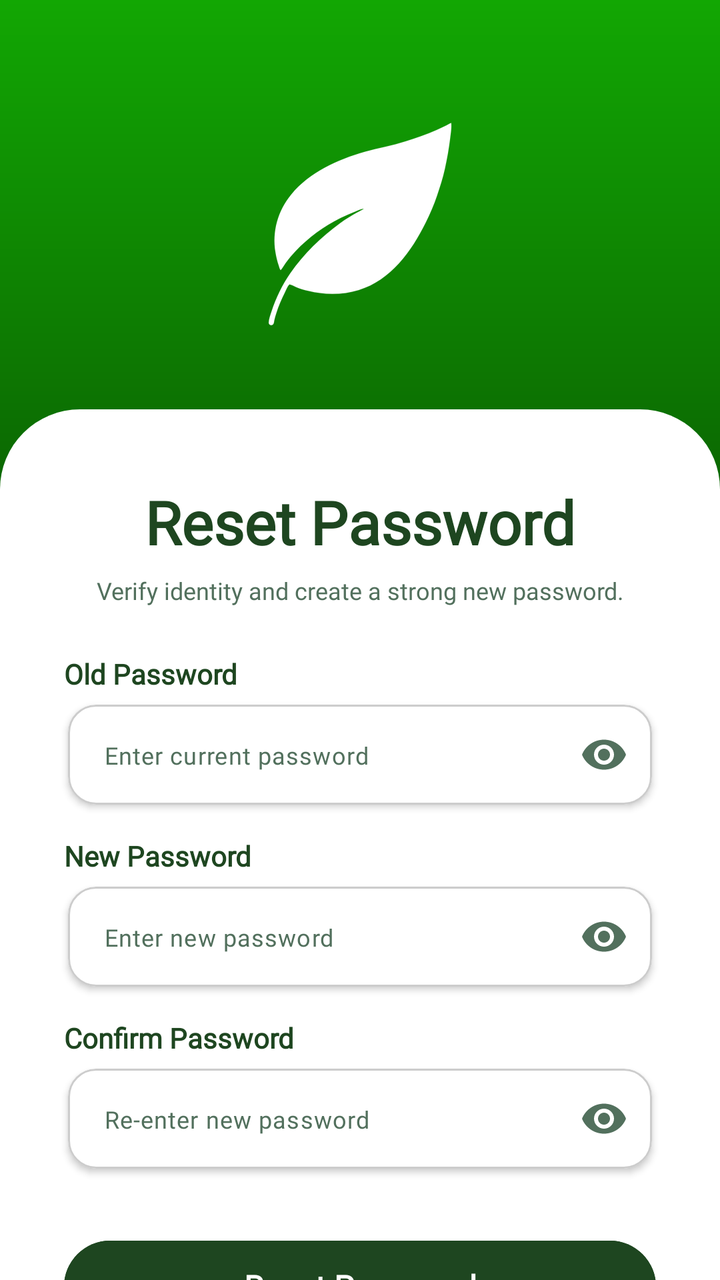
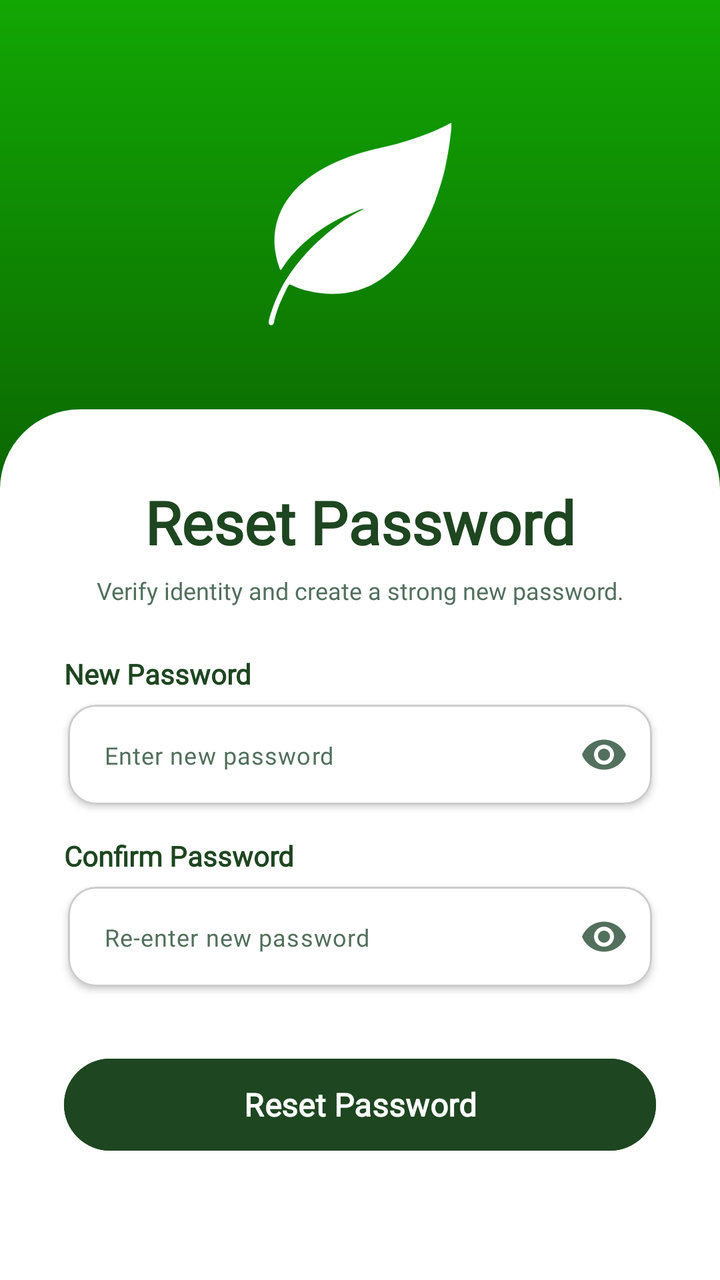

Two renders of the same Android screen: before a commit and after it. Below are the layout's source before the change and the commit's diff.
<!-- AndroidManifest.xml: application theme Theme.SmartGrow -->
<!-- res/layout/activity_reset_password.xml -->
<?xml version="1.0" encoding="utf-8"?>
<androidx.constraintlayout.widget.ConstraintLayout
    xmlns:android="http://schemas.android.com/apk/res/android"
    xmlns:app="http://schemas.android.com/apk/res-auto"
    android:layout_width="match_parent"
    android:layout_height="match_parent"
    android:background="@drawable/gradient_splash_bg"
    android:clipChildren="false"
    android:clipToPadding="false">

    
    <FrameLayout
        android:id="@+id/layout_top_logo"
        android:layout_width="match_parent"
        android:layout_height="0dp"
        app:layout_constraintHeight_percent="0.35"
        app:layout_constraintTop_toTopOf="parent"
        app:layout_constraintStart_toStartOf="parent"
        app:layout_constraintEnd_toEndOf="parent">

        <ImageView
            android:id="@+id/img_reset_logo"
            android:layout_width="120dp"
            android:layout_height="120dp"
            android:layout_gravity="center"
            android:src="@drawable/smartgrow_logo"
            app:tint="@color/white"
            android:contentDescription="SmartGrow Logo" />

    </FrameLayout>

    
    <androidx.core.widget.NestedScrollView
        android:layout_width="match_parent"
        android:layout_height="0dp"
        android:background="@drawable/white_card_top_rounded"
        android:fillViewport="true"
        android:scrollbars="none"
        android:clipChildren="false"
        android:clipToPadding="false"
        app:layout_constraintHeight_percent="0.68"
        app:layout_constraintBottom_toBottomOf="parent"
        app:layout_constraintStart_toStartOf="parent"
        app:layout_constraintEnd_toEndOf="parent">

        <androidx.constraintlayout.widget.ConstraintLayout
            android:layout_width="match_parent"
            android:layout_height="wrap_content"
            android:paddingHorizontal="32dp"
            android:paddingTop="36dp"
            android:paddingBottom="24dp"
            android:clipChildren="false"
            android:clipToPadding="false">

            
            <TextView
                android:id="@+id/tv_reset_title"
                android:layout_width="wrap_content"
                android:layout_height="wrap_content"
                android:text="Reset Password"
                android:textSize="30sp"
                android:fontFamily="@font/inter_extrabold"
                android:textStyle="bold"
                android:textColor="@color/primary_green"
                app:layout_constraintTop_toTopOf="parent"
                app:layout_constraintStart_toStartOf="parent"
                app:layout_constraintEnd_toEndOf="parent" />

            
            <TextView
                android:id="@+id/tv_reset_subtitle"
                android:layout_width="match_parent"
                android:layout_height="wrap_content"
                android:text="Verify identity and create a strong new password."
                android:textSize="12sp"
                android:fontFamily="@font/inter_medium"
                android:textColor="@color/text_secondary"
                android:gravity="center"
                android:layout_marginTop="6dp"
                app:layout_constraintTop_toBottomOf="@id/tv_reset_title"
                app:layout_constraintStart_toStartOf="parent"
                app:layout_constraintEnd_toEndOf="parent" />

            
            <LinearLayout
                android:id="@+id/layout_form_reset"
                android:layout_width="match_parent"
                android:layout_height="wrap_content"
                android:orientation="vertical"
                android:layout_marginTop="24dp"
                android:clipChildren="false"
                android:clipToPadding="false"
                app:layout_constraintTop_toBottomOf="@id/tv_reset_subtitle"
                app:layout_constraintStart_toStartOf="parent"
                app:layout_constraintEnd_toEndOf="parent">

                
                <TextView
                    android:layout_width="wrap_content"
                    android:layout_height="wrap_content"
                    android:text="Old Password"
                    android:textColor="@color/primary_green"
                    android:textSize="14sp"
                    android:textStyle="bold"
                    android:fontFamily="@font/inter_extrabold"
                    android:layout_marginBottom="6dp" />

                
                <com.google.android.material.card.MaterialCardView
                    android:layout_width="match_parent"
                    android:layout_height="50dp"
                    android:layout_marginHorizontal="2dp"
                    android:layout_marginBottom="16dp"
                    app:cardElevation="2dp"
                    app:cardCornerRadius="14dp"
                    app:cardBackgroundColor="@color/card_background"
                    app:strokeWidth="1dp"
                    app:strokeColor="@color/divider">

                    <com.google.android.material.textfield.TextInputLayout
                        android:layout_width="match_parent"
                        android:layout_height="match_parent"
                        app:hintEnabled="false"
                        app:passwordToggleEnabled="true"
                        app:passwordToggleTint="@color/text_secondary"
                        app:boxBackgroundMode="none">

                        <com.google.android.material.textfield.TextInputEditText
                            android:id="@+id/et_old_password"
                            android:layout_width="match_parent"
                            android:layout_height="match_parent"
                            android:background="@null"
                            android:hint="Enter current password"
                            android:textColorHint="@color/text_secondary"
                            android:inputType="textPassword"
                            android:paddingHorizontal="18dp"
                            android:textSize="12sp"
                            android:textColor="@color/text_primary"
                            android:fontFamily="@font/inter_medium"
                            android:singleLine="true" />

                    </com.google.android.material.textfield.TextInputLayout>

                </com.google.android.material.card.MaterialCardView>


                
                <TextView
                    android:layout_width="wrap_content"
                    android:layout_height="wrap_content"
                    android:text="New Password"
                    android:textColor="@color/primary_green"
                    android:textSize="14sp"
                    android:textStyle="bold"
                    android:fontFamily="@font/inter_extrabold"
                    android:layout_marginBottom="6dp" />

                
                <com.google.android.material.card.MaterialCardView
                    android:layout_width="match_parent"
                    android:layout_height="50dp"
                    android:layout_marginHorizontal="2dp"
                    android:layout_marginBottom="16dp"
                    app:cardElevation="2dp"
                    app:cardCornerRadius="14dp"
                    app:cardBackgroundColor="@color/card_background"
                    app:strokeWidth="1dp"
                    app:strokeColor="@color/divider">

                    <com.google.android.material.textfield.TextInputLayout
                        android:layout_width="match_parent"
                        android:layout_height="match_parent"
                        app:hintEnabled="false"
                        app:passwordToggleEnabled="true"
                        app:passwordToggleTint="@color/text_secondary"
                        app:boxBackgroundMode="none">

                        <com.google.android.material.textfield.TextInputEditText
                            android:id="@+id/et_new_password"
                            android:layout_width="match_parent"
                            android:layout_height="match_parent"
                            android:background="@null"
                            android:hint="Enter new password"
                            android:textColorHint="@color/text_secondary"
                            android:inputType="textPassword"
                            android:paddingHorizontal="18dp"
                            android:textSize="12sp"
                            android:textColor="@color/text_primary"
                            android:fontFamily="@font/inter_medium"
                            android:singleLine="true" />

                    </com.google.android.material.textfield.TextInputLayout>

                </com.google.android.material.card.MaterialCardView>


                
                <TextView
                    android:layout_width="wrap_content"
                    android:layout_height="wrap_content"
                    android:text="Confirm Password"
                    android:textColor="@color/primary_green"
                    android:textSize="14sp"
                    android:textStyle="bold"
                    android:fontFamily="@font/inter_extrabold"
                    android:layout_marginBottom="6dp" />

                
                <com.google.android.material.card.MaterialCardView
                    android:layout_width="match_parent"
                    android:layout_height="50dp"
                    android:layout_marginHorizontal="2dp"
                    android:layout_marginBottom="8dp"
                    app:cardElevation="2dp"
                    app:cardCornerRadius="14dp"
                    app:cardBackgroundColor="@color/card_background"
                    app:strokeWidth="1dp"
                    app:strokeColor="@color/divider">

                    <com.google.android.material.textfield.TextInputLayout
                        android:layout_width="match_parent"
                        android:layout_height="match_parent"
                        app:hintEnabled="false"
                        app:passwordToggleEnabled="true"
                        app:passwordToggleTint="@color/text_secondary"
                        app:boxBackgroundMode="none">

                        <com.google.android.material.textfield.TextInputEditText
                            android:id="@+id/et_confirm_password"
                            android:layout_width="match_parent"
                            android:layout_height="match_parent"
                            android:background="@null"
                            android:fontFamily="@font/inter_medium"
                            android:hint="Re-enter new password"
                            android:inputType="textPassword"
                            android:paddingHorizontal="18dp"
                            android:textColor="@color/text_primary"
                            android:textColorHint="@color/text_secondary"
                            android:textSize="12sp"
                            android:singleLine="true" />

                    </com.google.android.material.textfield.TextInputLayout>

                </com.google.android.material.card.MaterialCardView>

            </LinearLayout>

            
            <com.google.android.material.button.MaterialButton
                android:id="@+id/btn_update_password"
                style="@style/Widget.Material3.Button"
                android:layout_width="match_parent"
                android:layout_height="54dp"
                android:text="Reset Password"
                android:textSize="16sp"
                android:fontFamily="@font/inter_extrabold"
                android:textStyle="bold"
                android:textColor="@color/white"
                android:textAllCaps="false"
                android:backgroundTint="@color/primary_green"
                android:elevation="4dp"
                android:layout_marginTop="24dp"
                app:cornerRadius="26dp"
                app:layout_constraintTop_toBottomOf="@id/layout_form_reset"
                app:layout_constraintStart_toStartOf="parent"
                app:layout_constraintEnd_toEndOf="parent" />

        </androidx.constraintlayout.widget.ConstraintLayout>

    </androidx.core.widget.NestedScrollView>

</androidx.constraintlayout.widget.ConstraintLayout>
<!-- resources referenced by this layout -->
<resources>
  <color name="card_background">#FFFFFF</color>
  <color name="divider">#CCCCCC</color>
  <color name="primary_green">#1e4620</color>
  <color name="text_primary">#1A2E22</color>
  <color name="text_secondary">#52705D</color>
  <color name="white">#FFFFFF</color>
  <!-- drawable gradient_splash_bg (drawable) -->
  <?xml version="1.0" encoding="utf-8"?>
  <shape xmlns:android="http://schemas.android.com/apk/res/android"
      android:shape="rectangle">
      <gradient
          android:startColor="#12A703"
          android:endColor="#000000"
          android:angle="270" />
  </shape>
  <!-- drawable smartgrow_logo (drawable) -->
  <vector xmlns:android="http://schemas.android.com/apk/res/android"
      android:width="512dp"
      android:height="512dp"
      android:viewportWidth="512"
      android:viewportHeight="512">
    <path
        android:pathData="M450.51,40.54C451.69,49.93 449.42,64.02 448.23,73.61C445.55,95.26 441.84,116.44 437.16,137.7C432.79,157.53 426.59,176.74 420.14,195.94C413.6,215.43 405.32,234.43 396.2,252.86C365.85,314.19 322,375.69 253.56,396.82C218.79,407.55 180.93,407.59 145.69,398.75C137.09,396.59 128.25,394.15 120.05,390.76C115.44,388.85 110.3,385.94 105.44,384.87C101.12,388.85 98.45,396.61 95.79,401.81C88.43,416.18 82.25,431.07 77.28,446.4C75.71,451.25 74.11,456.35 73.12,461.36C72.52,464.39 72.53,468.81 69.87,470.84C66.34,473.54 61.22,470.83 61.33,466.41C61.5,458.89 64.84,450.02 67.21,442.95C76.8,414.29 89.86,386.25 107.25,361.35C137.07,318.63 171.84,284.95 213.77,254.21C225.43,245.67 237.96,238.24 250.53,231.16C252.63,229.99 263.7,224.44 263.95,223.14C258.28,223.66 252.14,226.78 246.84,228.84C236,233.06 225.39,237.6 214.96,242.8C178.71,260.9 145.96,284.62 118.08,314.22C110.67,322.08 103.61,330.55 97.34,339.33C93.83,344.24 90.8,350.09 86.74,354.53C84.54,352.15 83.77,347.57 82.68,344.45C79.54,335.49 77.38,326.15 75.82,316.79C68.38,271.88 80.81,227.58 109.7,192.71C148.94,145.33 208.43,118.82 266.09,102.2C295,93.86 324.85,88.93 353.52,79.72C375.62,72.62 397.57,65.12 418.83,55.77C426.02,52.61 433.08,49.22 440.12,45.72C443.53,44.02 446.84,41.57 450.51,40.54Z"
        android:strokeLineJoin="round"
        android:strokeWidth="0.25"
        android:fillColor="#000000"
        android:fillType="evenOdd"
        android:strokeColor="#000000"/>
  </vector>
  <!-- drawable white_card_top_rounded (drawable) -->
  <?xml version="1.0" encoding="utf-8"?>
  <shape xmlns:android="http://schemas.android.com/apk/res/android"
      android:shape="rectangle">
      <solid android:color="@color/card_background" />
      <corners
          android:topLeftRadius="40dp"
          android:topRightRadius="40dp"
          android:bottomLeftRadius="0dp"
          android:bottomRightRadius="0dp" />
  </shape>
  <style name="Theme.SmartGrow" parent="Base.Theme.SmartGrow" />
  <style name="Base.Theme.SmartGrow" parent="Theme.Material3.DayNight.NoActionBar">
          <item name="android:windowBackground">@color/app_background</item>
          <item name="android:windowDisablePreview">true</item>
  
          
          <item name="android:statusBarColor">@color/app_background</item>
          <item name="android:windowLightStatusBar">true</item>
  
          
          <item name="android:navigationBarColor">@color/app_background</item>
          <item name="android:windowLightNavigationBar" ns0:targetApi="o_mr1">true</item>
  
          <item name="android:windowDrawsSystemBarBackgrounds">true</item>
          <item name="android:windowTranslucentStatus">false</item>
          <item name="android:windowTranslucentNavigation">false</item>
  
          
          <item name="popupMenuStyle">@style/ModernPopupMenuStyle</item>
      </style>
  <color name="app_background">#F5FFF8</color>
  <style name="ModernPopupMenuStyle" parent="Widget.Material3.PopupMenu">
          <item name="android:popupBackground">@android:color/white</item>
      </style>
</resources>

<!-- the commit's change to res/layout/activity_reset_password.xml (unified diff, before → after) -->
@@ -96,6 +96,7 @@
 
                 
                 <TextView
+                    android:id="@+id/tv_old_password_label"
                     android:layout_width="wrap_content"
                     android:layout_height="wrap_content"
                     android:text="Old Password"
@@ -103,10 +104,12 @@
                     android:textSize="14sp"
                     android:textStyle="bold"
                     android:fontFamily="@font/inter_extrabold"
-                    android:layout_marginBottom="6dp" />
+                    android:layout_marginBottom="6dp"
+                    android:visibility="gone" />
 
                 
                 <com.google.android.material.card.MaterialCardView
+                    android:id="@+id/card_old_password"
                     android:layout_width="match_parent"
                     android:layout_height="50dp"
                     android:layout_marginHorizontal="2dp"
@@ -115,7 +118,8 @@
                     app:cardCornerRadius="14dp"
                     app:cardBackgroundColor="@color/card_background"
                     app:strokeWidth="1dp"
-                    app:strokeColor="@color/divider">
+                    app:strokeColor="@color/divider"
+                    android:visibility="gone">
 
                     <com.google.android.material.textfield.TextInputLayout
                         android:layout_width="match_parent"
